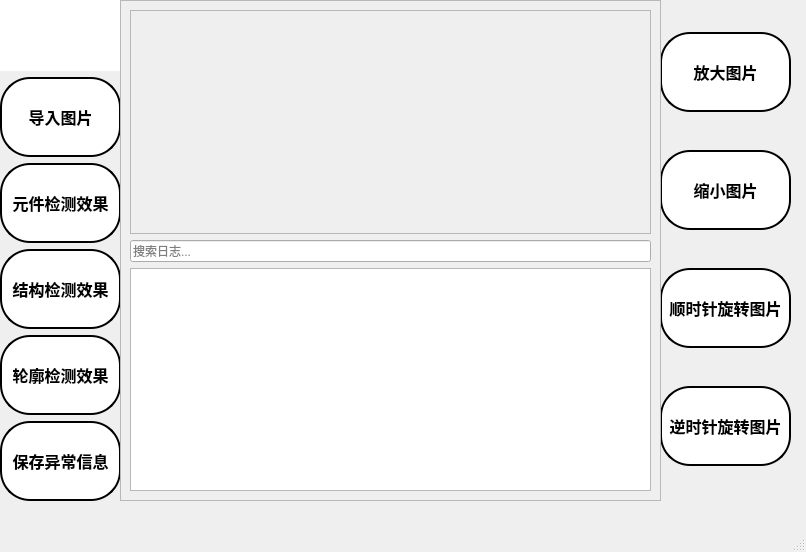
This is mainwindows.ui in Ethereaity/InterfaceDesign as Qt 5 draws it before an edit. The edited form follows.
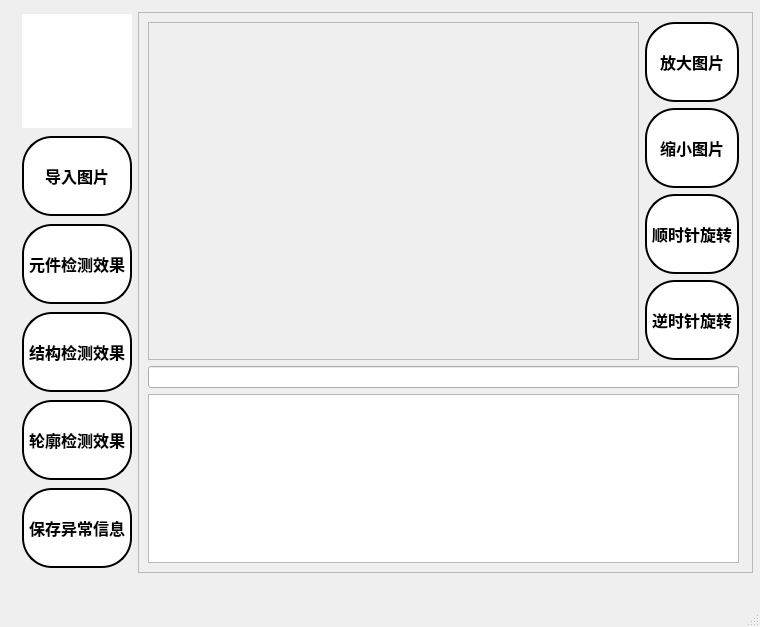
This is the edited form. Icons and pictures are not drawn.

Commit message: 第四修改 将图片查看器整合到了主窗口 ui文件设计已完成

Patch:
```diff
--- a/mainwindows.ui
+++ b/mainwindows.ui
@@ -6,93 +6,26 @@
    <rect>
     <x>0</x>
     <y>0</y>
-    <width>806</width>
-    <height>552</height>
+    <width>760</width>
+    <height>627</height>
    </rect>
   </property>
   <property name="windowTitle">
    <string>线束分析工具</string>
   </property>
   <widget class="QWidget" name="centralwidget">
-   <widget class="QScrollArea" name="scrollArea_external">
+   <widget class="QWidget" name="">
     <property name="geometry">
      <rect>
-      <x>120</x>
-      <y>0</y>
-      <width>541</width>
-      <height>501</height>
+      <x>22</x>
+      <y>12</y>
+      <width>731</width>
+      <height>561</height>
      </rect>
     </property>
-    <property name="widgetResizable">
-     <bool>true</bool>
-    </property>
-    <widget class="QWidget" name="scrollAreaWidgetContents">
-     <property name="geometry">
-      <rect>
-       <x>0</x>
-       <y>0</y>
-       <width>539</width>
-       <height>499</height>
-      </rect>
-     </property>
-     <layout class="QVBoxLayout" name="verticalLayout_2">
+    <layout class="QHBoxLayout" name="horizontalLayout">
       <item>
-       <widget class="QScrollArea" name="scrollArea">
-        <property name="widgetResizable">
-         <bool>true</bool>
-        </property>
-        <widget class="QWidget" name="scrollAreaWidgetContents_2">
-         <property name="geometry">
-          <rect>
-           <x>0</x>
-           <y>0</y>
-           <width>519</width>
-           <height>223</height>
-          </rect>
-         </property>
-         <widget class="QLabel" name="label_image">
-          <property name="geometry">
-           <rect>
-            <x>10</x>
-            <y>10</y>
-            <width>491</width>
-            <height>191</height>
-           </rect>
-          </property>
-          <property name="text">
-           <string/>
-          </property>
-         </widget>
-        </widget>
-       </widget>
-      </item>
-      <item>
-       <widget class="QLineEdit" name="searchBar">
-        <property name="placeholderText">
-         <string>搜索日志...</string>
-        </property>
-       </widget>
-      </item>
-      <item>
-       <widget class="QTextEdit" name="logArea">
-        <property name="readOnly">
-         <bool>true</bool>
-        </property>
-       </widget>
-      </item>
-     </layout>
-    </widget>
-   </widget>
-   <widget class="QWidget" name="layoutWidget">
-    <property name="geometry">
-     <rect>
-      <x>0</x>
-      <y>0</y>
-      <width>121</width>
-      <height>501</height>
-     </rect>
-    </property>
-    <layout class="QVBoxLayout" name="leftLayout">
+      <layout class="QVBoxLayout" name="verticalLayout">
      <item>
       <widget class="QLabel" name="label">
        <property name="maximumSize">
@@ -369,17 +302,65 @@
       </widget>
      </item>
     </layout>
-   </widget>
-   <widget class="QWidget" name="layoutWidget">
+     </item>
+     <item>
+      <widget class="QScrollArea" name="scrollArea_external">
+       <property name="widgetResizable">
+        <bool>true</bool>
+       </property>
+       <widget class="QWidget" name="scrollAreaWidgetContents">
     <property name="geometry">
      <rect>
-      <x>660</x>
+          <x>0</x>
       <y>0</y>
-      <width>131</width>
-      <height>501</height>
-     </rect>
-    </property>
-    <layout class="QVBoxLayout" name="verticalLayout">
+          <width>607</width>
+          <height>557</height>
+         </rect>
+        </property>
+        <widget class="QWidget" name="">
+         <property name="geometry">
+          <rect>
+           <x>9</x>
+           <y>9</y>
+           <width>591</width>
+           <height>541</height>
+          </rect>
+         </property>
+         <layout class="QVBoxLayout" name="verticalLayout_4">
+          <item>
+           <layout class="QHBoxLayout" name="horizontalLayout_2">
+            <item>
+             <widget class="QScrollArea" name="scrollArea">
+              <property name="widgetResizable">
+               <bool>true</bool>
+              </property>
+              <widget class="QWidget" name="scrollAreaWidgetContents_2">
+               <property name="geometry">
+                <rect>
+                 <x>0</x>
+                 <y>0</y>
+                 <width>481</width>
+                 <height>338</height>
+                </rect>
+               </property>
+               <widget class="QLabel" name="label_image">
+                <property name="geometry">
+                 <rect>
+                  <x>10</x>
+                  <y>10</y>
+                  <width>441</width>
+                  <height>311</height>
+                 </rect>
+                </property>
+                <property name="text">
+                 <string/>
+                </property>
+               </widget>
+              </widget>
+             </widget>
+            </item>
+            <item>
+             <layout class="QVBoxLayout" name="verticalLayout_2">
      <item>
       <widget class="QPushButton" name="zoomInButton">
        <property name="minimumSize">
@@ -529,7 +510,7 @@
 }</string>
        </property>
        <property name="text">
-        <string>顺时针旋转图片</string>
+                 <string>顺时针旋转</string>
        </property>
       </widget>
      </item>
@@ -580,15 +561,35 @@
 }</string>
        </property>
        <property name="text">
-        <string>逆时针旋转图片</string>
+                 <string>逆时针旋转</string>
        </property>
       </widget>
      </item>
     </layout>
-   </widget>
-   <zorder>layoutWidget</zorder>
-   <zorder>layoutWidget</zorder>
-   <zorder>scrollArea_external</zorder>
+            </item>
+           </layout>
+          </item>
+          <item>
+           <layout class="QVBoxLayout" name="verticalLayout_3">
+            <item>
+             <widget class="QLineEdit" name="searchBar">
+              <property name="text">
+               <string/>
+              </property>
+             </widget>
+            </item>
+            <item>
+             <widget class="QTextEdit" name="logArea"/>
+            </item>
+           </layout>
+          </item>
+         </layout>
+        </widget>
+       </widget>
+      </widget>
+     </item>
+    </layout>
+   </widget>
   </widget>
   <widget class="QMenuBar" name="menubar">
    <property name="geometry">
```
Left out of the diff: 2 changed lines with no effect on the pictures. Lines whose indentation alone changed are shown as unchanged. The commit also changes 2 other files.
